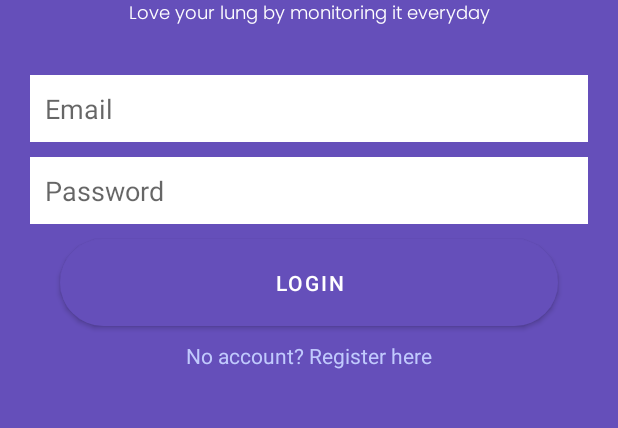
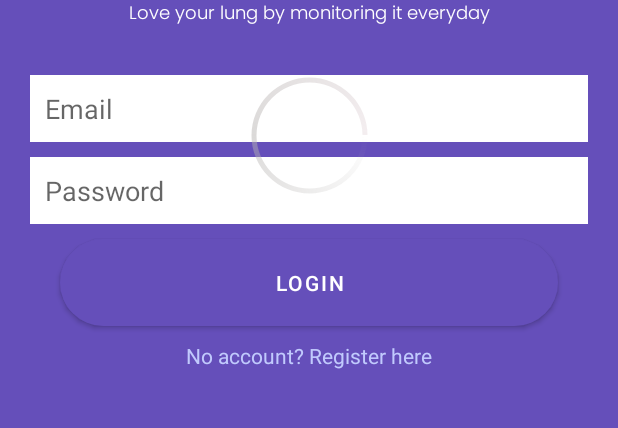
Before and after one commit to DaffRazan/Lunion, an Android app: the layout activity_login.xml on its own in the app's theme, with its tools: preview values and no code run, on a phone screen of 412 x 824 dp, the part 483-911 px from its top. Run offline under Robolectric (Android 15) with nearby library versions, the phone set to English and light mode, and no system bars.

Commit message:
handle user login and logout

```diff
--- a/Android Development/LunionApp/app/src/main/java/com/lunion/lunionapp/viewmodel/LoginRegisterViewModel.kt
+++ b/Android Development/LunionApp/app/src/main/java/com/lunion/lunionapp/viewmodel/LoginRegisterViewModel.kt
@@ -15,6 +15,8 @@ class LoginRegisterViewModel(private val repository: LunionRepository): ViewMode
         this.typeUser = repository.typeUser
     }
 
+    fun getuserInfo()  = repository.getUserInfo()
+
     fun loginToApp(email: String, password: String) = repository.loginToApp(email, password)
 
     fun registerToApp(fullname: String,
--- a/Android Development/LunionApp/app/src/main/res/layout/activity_login.xml
+++ b/Android Development/LunionApp/app/src/main/res/layout/activity_login.xml
@@ -98,4 +98,14 @@
         app:layout_constraintStart_toStartOf="parent"
         app:layout_constraintTop_toBottomOf="@+id/btn_login" />
 
+    <ProgressBar
+        android:id="@+id/progress_bar"
+        android:layout_width="150dp"
+        android:layout_height="150dp"
+        android:indeterminateDrawable="@drawable/custom_progress_bar"
+        app:layout_constraintBottom_toBottomOf="parent"
+        app:layout_constraintEnd_toEndOf="parent"
+        app:layout_constraintStart_toStartOf="parent"
+        app:layout_constraintTop_toTopOf="parent" />
+
 </androidx.constraintlayout.widget.ConstraintLayout>
```
Also changed, not shown: Android Development/LunionApp/app/src/main/java/com/lunion/lunionapp/ui/LoginActivity.kt (+26 -0 lines), Android Development/LunionApp/app/src/main/java/com/lunion/lunionapp/ui/MainActivity.kt (+21 -1 lines).
